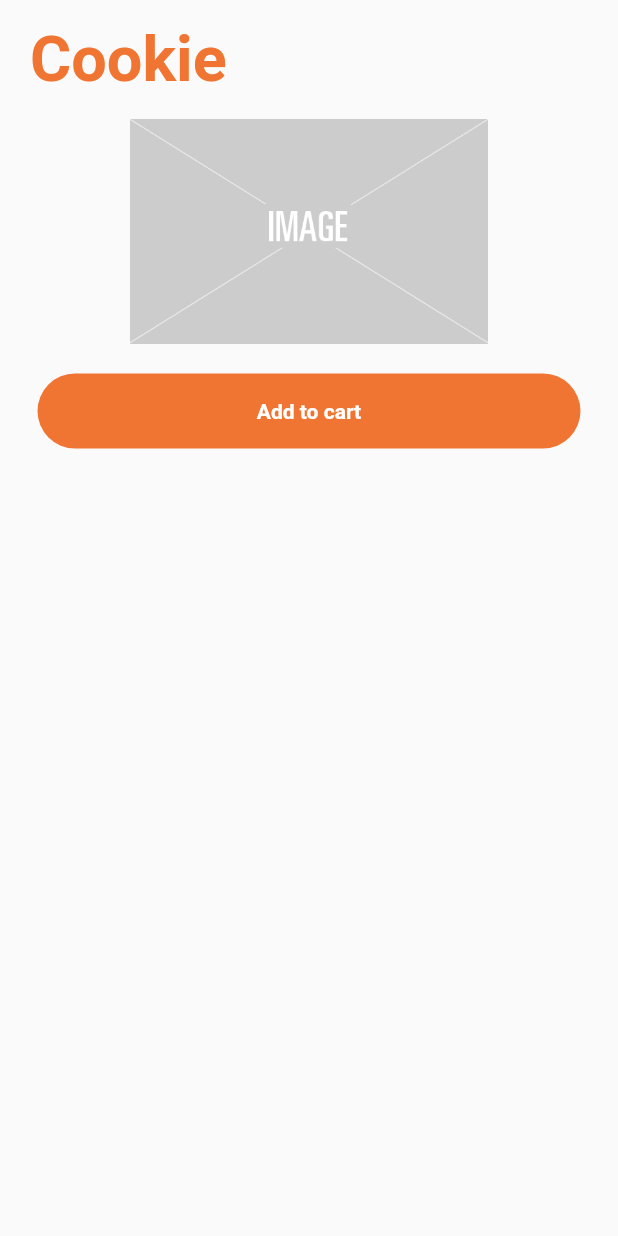
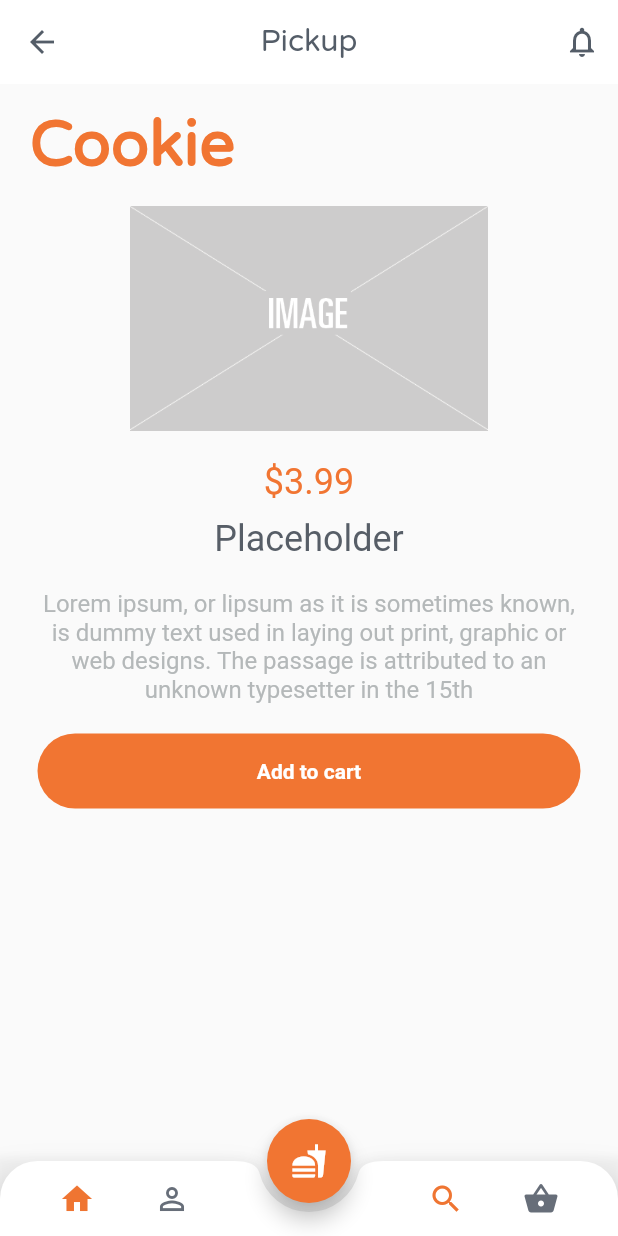
Before and after one commit to sirdeelord/flutter_app, a Flutter app: the screen it shows after launch, after a tap on "$3.99", on a phone screen of 412 x 824 dp. Run offline on Flutter 3.47's test engine with Material 2 defaults, Android fonts, the phone set to English and light mode, and no system bars; Roboto replaces fonts that are missing (Valara, Valera).

Commit message:
detail ui update

```diff
--- a/lib/cookie_detail.dart
+++ b/lib/cookie_detail.dart
@@ -9,27 +9,29 @@ class CookieDetail extends StatelessWidget {
     @override
     Widget build(BuildContext context) {
         return Scaffold(
-            // appBar: AppBar(
-            //     backgroundColor: Colors.white,
-            //     elevation: 0.0,
-            //     centerTitle: true,
-            //     leading: IconButton(
-            //         icon: Icon(Icons.arrow_back, color: Color(0xFF545D68)),
-            //         onPressed: () {
-            //             Navigator.of(context).pop();
-            //         },
-            //     ),
-            //     title: Text(
-            //         'Pickup',
-            //         style: TextStyle(
-            //         fontFamily: 'Varela', fontSize: 20.0, color: Color(0xFF545D68)),
-            //     ),
-            //     actions: <Widget>[
-            //         IconButton(
-            //             icon: Icon(Icons.notifications_none, color: Color(0xFF545D68)),
-            //             onPressed: () {})
-            //     ],
-            // ),
+            appBar: AppBar(
+                backgroundColor: Colors.white,
+                elevation: 0.0,
+                centerTitle: true,
+                leading: IconButton(
+                    icon: Icon(Icons.arrow_back, color: Color(0xFF545D68)),
+                    onPressed: () {
+                        Navigator.of(context).pop();
+                    },
+                ),
+                title: Text('Pickup',
+                    style: TextStyle(
+                        fontFamily: 'Varela',
+                        fontSize: 20.0,
+                        color: Color(0xFF545D68)
+                    ),
+                ),
+                actions: <Widget>[
+                    IconButton(
+                        icon: Icon(Icons.notifications_none, color: Color(0xFF545D68)),
+                        onPressed: () {})
+                ],
+            ),
 
             body: ListView(
                 children: [
@@ -38,11 +40,12 @@ class CookieDetail extends StatelessWidget {
                         padding: EdgeInsets.only(left: 20.0),
                         child: Text('Cookie',
                             style: TextStyle(
-                            fontFamily: 'Valera',
-                            fontSize: 42.0,
-                            fontWeight: FontWeight.bold,
-                            color: Color(0xFFF17532)
-                        )),
+                                fontFamily: 'Varela',
+                                fontSize: 42.0,
+                                fontWeight: FontWeight.bold,
+                                color: Color(0xFFF17532)
+                            )
+                        ),
                     ),
                     SizedBox(height: 15.0),
                     Hero(
@@ -52,6 +55,39 @@ class CookieDetail extends StatelessWidget {
                             height: 150.0,
                             width: 100.0,
                             fit: BoxFit.contain
+                        ),
+                    ),
+                    SizedBox(height: 20.0),
+                    Center(
+                        child: Text(cookieprice,
+                            style: TextStyle(
+                                color: Color(0xFFF17532),
+                                fontFamily: 'Valera',
+                                fontSize: 24.0,
+                            ),
+                        )
+                    ),
+                    SizedBox(height: 10.0),
+                    Center(
+                        child: Text(cookiename,
+                            style: TextStyle(
+                                color: Color(0xFF575E67),
+                                fontFamily: 'Valera',
+                                fontSize: 24.0
+                            ),
+                        )
+                    ),
+                    SizedBox(height: 20.0),
+                    Center(
+                        child: Container(
+                            width: MediaQuery.of(context).size.width - 50.0,
+                            child: Text('Lorem ipsum, or lipsum as it is sometimes known, is dummy text used in laying out print, graphic or web designs. The passage is attributed to an unknown typesetter in the 15th',
+                            textAlign: TextAlign.center,
+                            style: TextStyle(
+                                fontFamily: 'Valara',
+                                fontSize: 16.0,
+                                color: Color(0xFFB4B8B9)),
+                            ),
                         ),
                     ),
                     SizedBox(height: 20.0),
@@ -78,13 +114,13 @@ class CookieDetail extends StatelessWidget {
                 ]
             ),
 
-            // floatingActionButton: FloatingActionButton(
-            //     onPressed: () {},
-            //     backgroundColor: Color(0xFFF17532),
-            //     child: Icon(Icons.fastfood)
-            // ),
-            // floatingActionButtonLocation: FloatingActionButtonLocation.centerDocked,
-            // bottomNavigationBar: BottomBar(),
+            floatingActionButton: FloatingActionButton(
+                onPressed: () {},
+                backgroundColor: Color(0xFFF17532),
+                child: Icon(Icons.fastfood)
+            ),
+            floatingActionButtonLocation: FloatingActionButtonLocation.centerDocked,
+            bottomNavigationBar: BottomBar(),
         );
     }
 }
--- a/lib/cookie_page.dart
+++ b/lib/cookie_page.dart
@@ -21,9 +21,9 @@ class CookiePage extends StatelessWidget {
                             childAspectRatio: 0.8,
                             children: <Widget>[
                                 _buildCard('Placeholder', '\$3.99', 'images/img-placeholder.jpeg', false, true, context),
-                                _buildCard('Placeholder', '\$2.99', 'images/img-placeholder.jpeg', true, false, context),
-                                _buildCard('Placeholder', '\$7.99', 'images/img-placeholder.jpeg', false, false, context),
-                                _buildCard('Placeholder', '\$3.99', 'images/img-placeholder.jpeg', false, false, context),
+                                _buildCard('Placeholder', '\$2.99', 'images/img-placeholder_1.jpeg', true, false, context),
+                                _buildCard('Placeholder', '\$7.99', 'images/img-placeholder_2.jpeg', false, false, context),
+                                _buildCard('Placeholder', '\$3.99', 'images/img-placeholder_3.jpeg', false, false, context),
                             ],
                         ),
                     ),
```
Also changed, not shown: lib/main.dart (+2 -8 lines), images/img-placeholder_1.jpeg (added), images/img-placeholder_2.jpeg (added), images/img-placeholder_3.jpeg (added).
